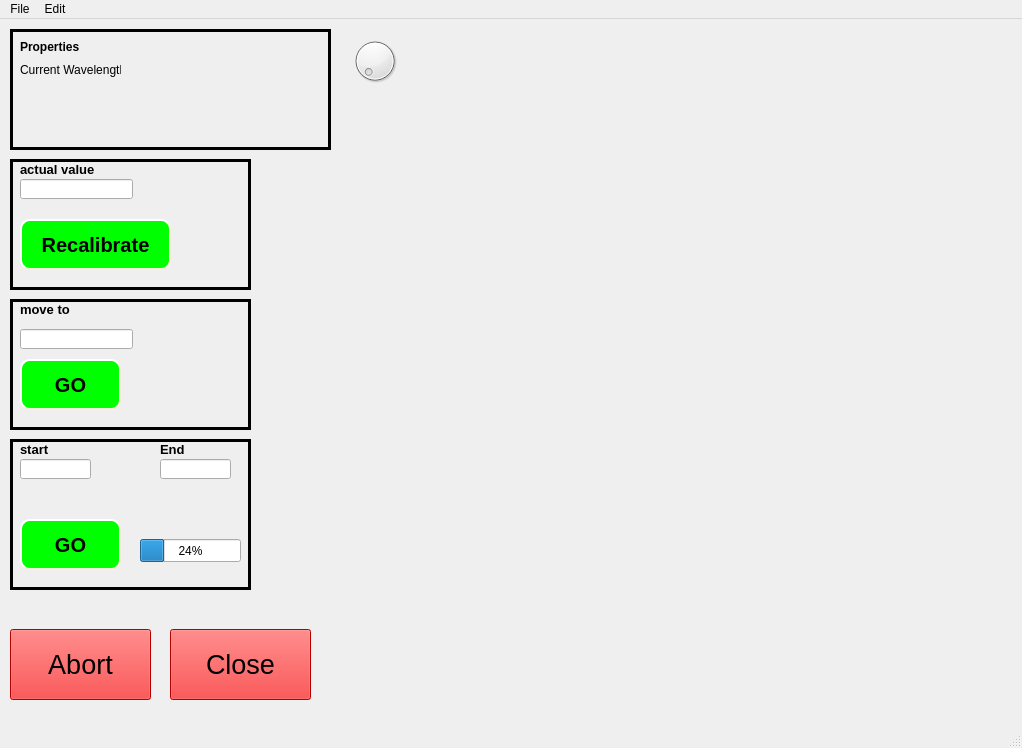
This is spectrometer.ui in ImanFortin/PLSpectrometer-update as Qt 5 draws it before an edit. The edited form follows.
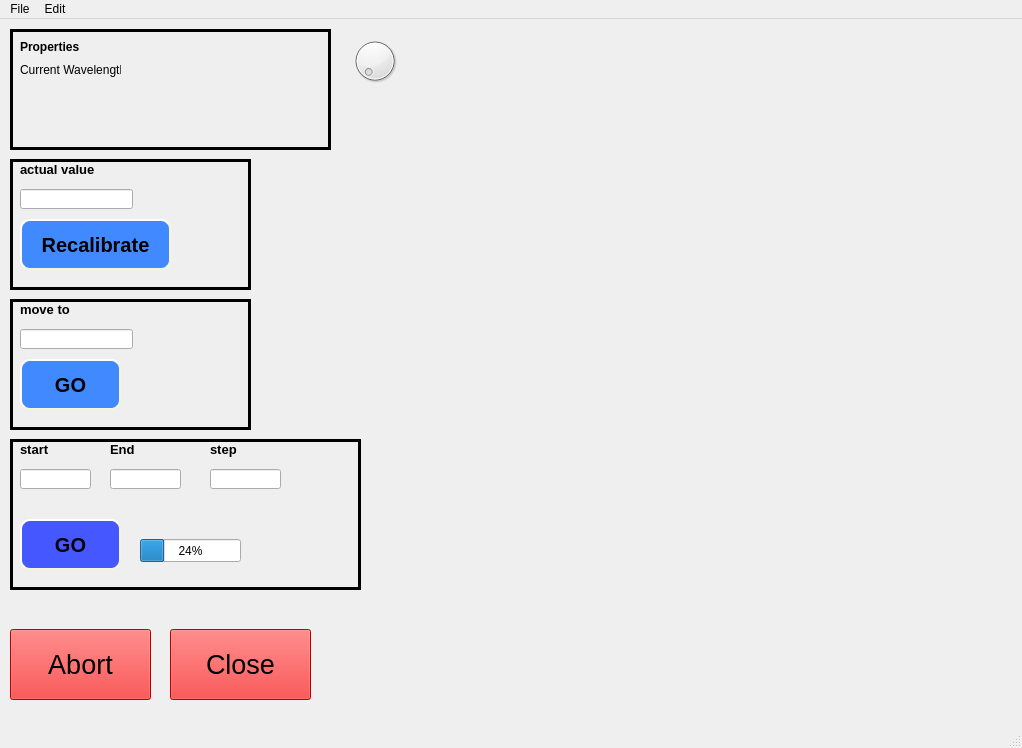
This is the edited form.

Commit message: implemented the majority of the ui methods, and got save and recalibrated working

```diff
--- a/spectrometer.ui
+++ b/spectrometer.ui
@@ -197,7 +197,7 @@
      <property name="geometry">
       <rect>
        <x>10</x>
-       <y>20</y>
+       <y>30</y>
        <width>113</width>
        <height>20</height>
       </rect>
@@ -228,7 +228,7 @@
      </property>
      <property name="styleSheet">
       <string notr="true">QPushButton{
-	background-color: rgb(0, 255, 0);
+	background-color: rgb(64, 137, 255);
     border-style: outset;
     border-width: 2px;
     border-radius: 10px;
@@ -341,7 +341,7 @@
      </property>
      <property name="styleSheet">
       <string notr="true">QPushButton{
-	background-color: rgb(0, 255, 0);
+	background-color: rgb(64, 137, 255);
     border-style: outset;
     border-width: 2px;
     border-radius: 10px;
@@ -386,7 +386,7 @@
      <rect>
       <x>10</x>
       <y>420</y>
-      <width>241</width>
+      <width>351</width>
       <height>151</height>
      </rect>
     </property>
@@ -403,7 +403,7 @@
      <property name="geometry">
       <rect>
        <x>10</x>
-       <y>20</y>
+       <y>30</y>
        <width>71</width>
        <height>20</height>
       </rect>
@@ -435,7 +435,7 @@
     <widget class="QLabel" name="scan_end_lbl">
      <property name="geometry">
       <rect>
-       <x>150</x>
+       <x>100</x>
        <y>0</y>
        <width>41</width>
        <height>21</height>
@@ -455,8 +455,8 @@
     <widget class="QLineEdit" name="scan_end_input">
      <property name="geometry">
       <rect>
-       <x>150</x>
-       <y>20</y>
+       <x>100</x>
+       <y>30</y>
        <width>71</width>
        <height>20</height>
       </rect>
@@ -487,7 +487,7 @@
      </property>
      <property name="styleSheet">
       <string notr="true">QPushButton{
-	background-color: rgb(0, 255, 0);
+	background-color: rgb(69, 87, 255);
     border-style: outset;
     border-width: 2px;
     border-radius: 10px;
@@ -539,6 +539,39 @@
       <number>24</number>
      </property>
     </widget>
+    <widget class="QLabel" name="scan_step_lbl">
+     <property name="geometry">
+      <rect>
+       <x>200</x>
+       <y>0</y>
+       <width>51</width>
+       <height>21</height>
+      </rect>
+     </property>
+     <property name="font">
+      <font>
+       <pointsize>10</pointsize>
+       <weight>75</weight>
+       <bold>true</bold>
+      </font>
+     </property>
+     <property name="text">
+      <string>step</string>
+     </property>
+    </widget>
+    <widget class="QLineEdit" name="scan_step_input">
+     <property name="geometry">
+      <rect>
+       <x>200</x>
+       <y>30</y>
+       <width>71</width>
+       <height>20</height>
+      </rect>
+     </property>
+     <property name="inputMethodHints">
+      <set>Qt::ImhDigitsOnly</set>
+     </property>
+    </widget>
    </widget>
   </widget>
   <widget class="QMenuBar" name="menubar">
```
Left out of the diff: 72 changed lines with no effect on the pictures. The commit also changes 6 other files.
